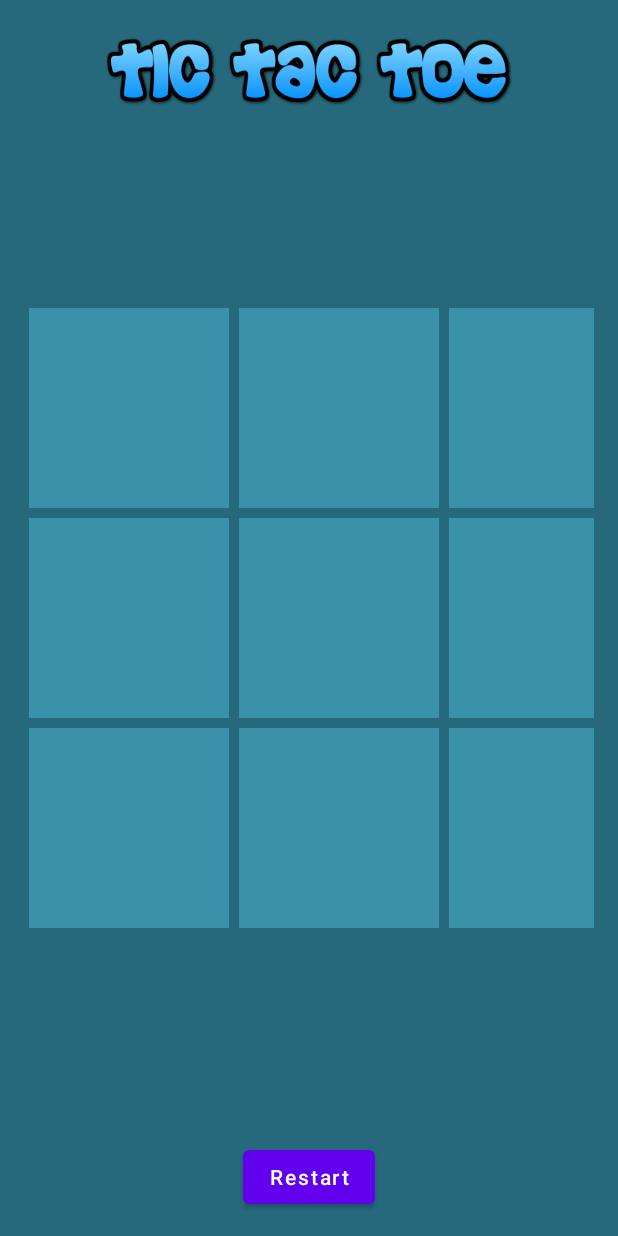
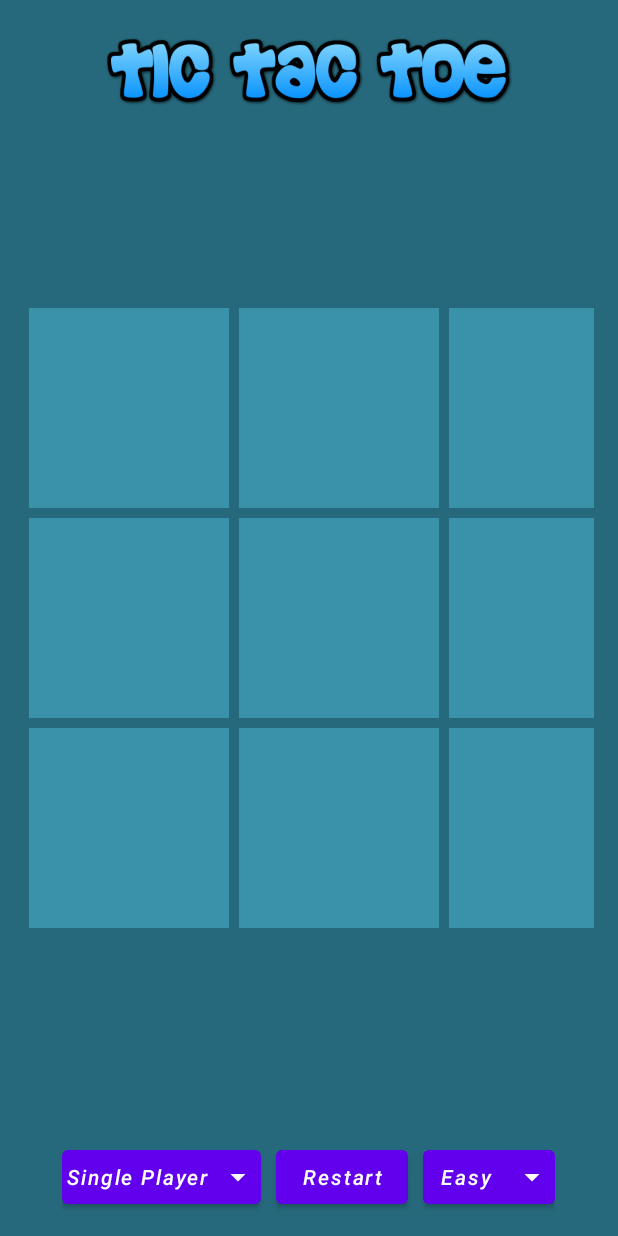
Before and after one commit to pseudoankit/tic-tac-toe, an Android app: the screen it shows after launch (MainActivity), on a phone screen of 412 x 824 dp. Run offline under Robolectric (Android 15) with nearby library versions, the phone set to English and light mode, and no system bars; our stand-ins replace data binding.

Commit message:
single multi player added,easy hard added

```diff
--- a/app/src/main/java/com/android/tictactoe/Board.kt
+++ b/app/src/main/java/com/android/tictactoe/Board.kt
@@ -4,6 +4,7 @@ class Board {
     companion object {
         const val PLAYER = "O"
         const val COMPUTER = "X"
+        const val PLAYER2 = "X"
     }
 
     val board = Array(3) { arrayOfNulls<String>(3) }
--- /dev/null
+++ b/app/src/main/res/drawable/ic_baseline_arrow_drop_down_24.xml
@@ -0,0 +1,5 @@
+<vector android:height="24dp" android:tint="#FFFFFF"
+    android:viewportHeight="24" android:viewportWidth="24"
+    android:width="24dp" xmlns:android="http://schemas.android.com/apk/res/android">
+    <path android:fillColor="@android:color/white" android:pathData="M7,10l5,5 5,-5z"/>
+</vector>
--- a/app/src/main/res/layout/activity_main.xml
+++ b/app/src/main/res/layout/activity_main.xml
@@ -9,6 +9,7 @@
         android:layout_height="match_parent"
         android:background="@color/colorBackground"
         tools:context=".MainActivity">
+
         <ImageView
             android:id="@+id/iv_name"
             android:layout_width="280dp"
@@ -44,15 +45,44 @@
             android:rowCount="3"
             android:useDefaultMargins="true" />
 
-        <Button
-            android:id="@+id/button_restart"
+        <LinearLayout
             android:layout_width="wrap_content"
             android:layout_height="wrap_content"
             android:layout_alignParentBottom="true"
             android:layout_centerHorizontal="true"
             android:layout_marginBottom="15dp"
-            android:text="Restart"
-            android:textAllCaps="false" />
+            android:orientation="horizontal">
 
+            <Button
+                android:id="@+id/button_s_m_player"
+                android:layout_width="wrap_content"
+                android:layout_height="wrap_content"
+                android:drawableRight="@drawable/ic_baseline_arrow_drop_down_24"
+                android:padding="3dp"
+                android:text="@string/text_single_player"
+                android:textAllCaps="false"
+                android:textStyle="italic" />
+
+            <Button
+                android:id="@+id/button_restart"
+                android:layout_width="wrap_content"
+                android:layout_height="wrap_content"
+                android:layout_marginLeft="10dp"
+                android:padding="3dp"
+                android:text="Restart"
+                android:textAllCaps="false"
+                android:textStyle="italic" />
+
+            <Button
+                android:id="@+id/button_level"
+                android:layout_width="wrap_content"
+                android:layout_height="wrap_content"
+                android:layout_marginLeft="10dp"
+                android:drawableRight="@drawable/ic_baseline_arrow_drop_down_24"
+                android:padding="3dp"
+                android:text="@string/text_easy"
+                android:textAllCaps="false"
+                android:textStyle="italic" />
+        </LinearLayout>
     </RelativeLayout>
 </layout>
--- /dev/null
+++ b/app/src/main/res/menu/level_menu.xml
@@ -0,0 +1,9 @@
+<?xml version="1.0" encoding="utf-8"?>
+<menu xmlns:android="http://schemas.android.com/apk/res/android">
+    <item
+        android:id="@+id/level_easy"
+        android:title="@string/text_easy"/>
+    <item
+        android:id="@+id/level_hard"
+        android:title="@string/text_hard"/>
+</menu>
--- /dev/null
+++ b/app/src/main/res/menu/level_s_m_player.xml
@@ -0,0 +1,9 @@
+<?xml version="1.0" encoding="utf-8"?>
+<menu xmlns:android="http://schemas.android.com/apk/res/android">
+    <item
+        android:id="@+id/single_player"
+        android:title="@string/text_single_player"/>
+    <item
+        android:id="@+id/multi_player"
+        android:title="@string/text_multi_player"/>
+</menu>
--- a/app/src/main/res/values/strings.xml
+++ b/app/src/main/res/values/strings.xml
@@ -1,3 +1,7 @@
 <resources>
     <string name="app_name">Tic Tac Toe</string>
+    <string name="text_easy">Easy</string>
+    <string name="text_hard">Hard</string>
+    <string name="text_single_player">Single Player</string>
+    <string name="text_multi_player">Multi Player</string>
 </resources>
```
Also changed, not shown: app/src/main/java/com/android/tictactoe/MainActivity.kt (+81 -8 lines).
